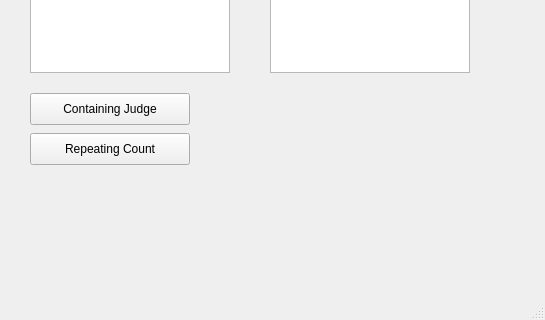
AnselCmy/Qt_SuffixTreeTextEditor, file Qt_suffix/SuffixTree/mainwindow.ui: the form before one commit; both pictures show x 0 to 545 and y 144 to 464 of the 545 by 464 pixel window.
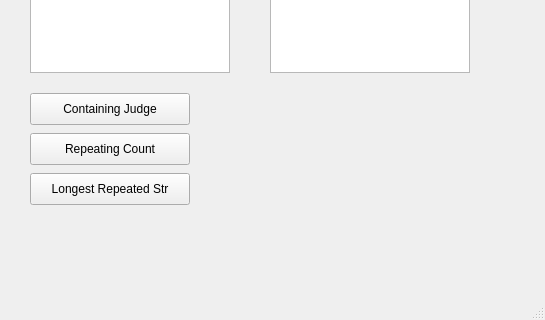
The form after the commit.

```diff
--- a/Qt_suffix/SuffixTree/mainwindow.ui
+++ b/Qt_suffix/SuffixTree/mainwindow.ui
@@ -112,6 +112,19 @@
      <string>Repeating Count</string>
     </property>
    </widget>
+   <widget class="QPushButton" name="LongestRepeatButton">
+    <property name="geometry">
+     <rect>
+      <x>30</x>
+      <y>300</y>
+      <width>160</width>
+      <height>32</height>
+     </rect>
+    </property>
+    <property name="text">
+     <string>Longest Repeated Str</string>
+    </property>
+   </widget>
   </widget>
   <widget class="QMenuBar" name="menuBar">
    <property name="geometry">
```
